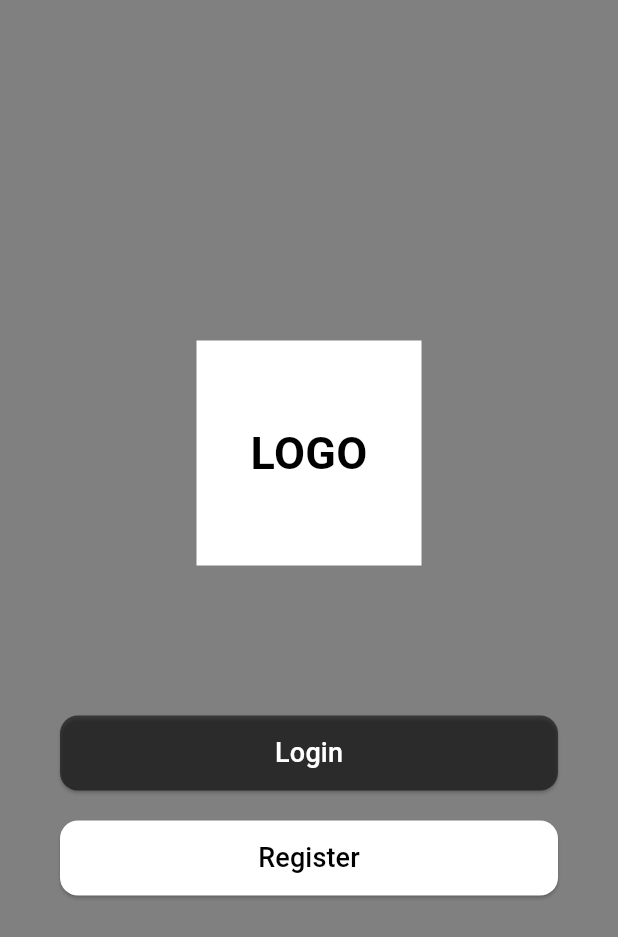
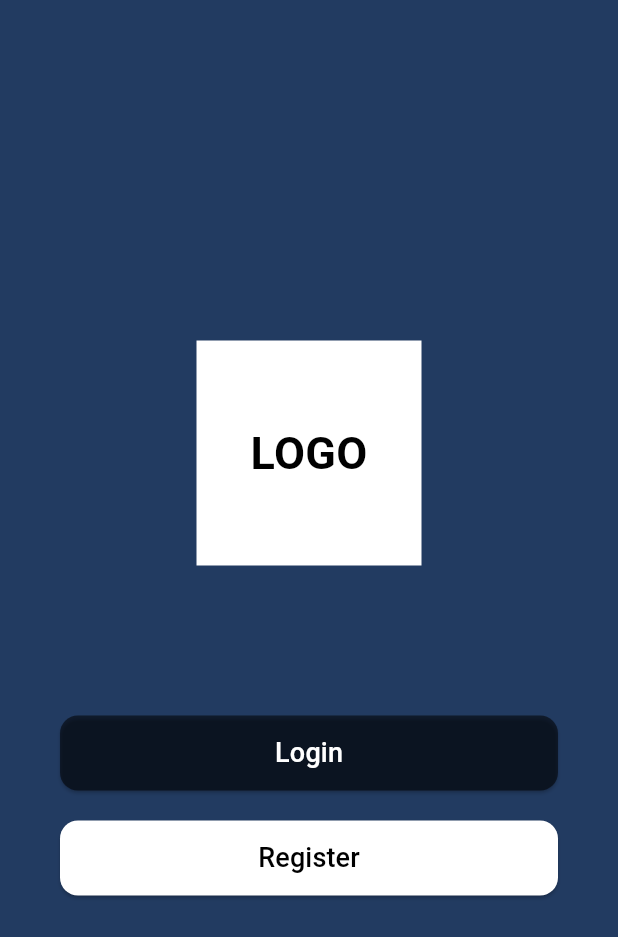
Before and after one commit to DeliMaliBagibala/SUEvent, a Flutter app: the screen it shows after launch, on a phone screen of 412 x 824 dp. Shown: the top 937 px of the screen. Run offline on Flutter 3.47's test engine with Material 3 defaults, Android fonts, the phone set to English and light mode, and no system bars; our stand-ins replace cloud_firestore, firebase_auth, firebase_core, shared_preferences; accounts and stored records are empty.

Commit message:
app now has a theme
Co-Authored-By: ulasdenizz <237601130+ulasdenizz@users.noreply.github.com>

```diff
--- /dev/null
+++ b/devtools_options.yaml
@@ -0,0 +1,3 @@
+description: This file stores settings for Dart & Flutter DevTools.
+documentation: https://docs.flutter.dev/tools/devtools/extensions#configure-extension-enablement-states
+extensions:
--- a/lib/starting_page.dart
+++ b/lib/starting_page.dart
@@ -235,7 +235,7 @@ class _LoginPageState extends State<LoginPage> {
                   style: TextStyle(
                     fontSize: 24,
                     fontWeight: FontWeight.bold,
-                    color: Colors.black,
+                    color: AppColors.textBlack,
                   ),
                 ),
                 SizedBox(height: 50),
--- a/lib/theme_constants.dart
+++ b/lib/theme_constants.dart
@@ -1,14 +1,14 @@
 import 'package:flutter/material.dart';
 
 class AppColors {
-  static const Color backgroundDark = Color(0xFF6B6B6B);
-  static const Color backgroundHeader = Color(0xFF808080);
-  static const Color cardBackground = Color(0xFF9E9E9E);
-  static const Color accentLight = Color(0xFFD9D9D9);
+  static const Color backgroundDark = Color(0xFFC2CAEE);
+  static const Color backgroundHeader = Color(0xFF223B61);
+  static const Color cardBackground = Color(0xFF355C97);
+  static const Color accentLight = Color(0xFF1B2E4B);
 
-  static const Color textBlack = Colors.black;
-  static const Color textWhite = Colors.white;
-  static const Color iconBlack = Colors.black87;
+  static const Color textBlack = Colors.white70;
+  static const Color textWhite = Colors.black54;
+  static const Color iconBlack = Colors.white70;
 }
 
 class AppTextStyles {
```
